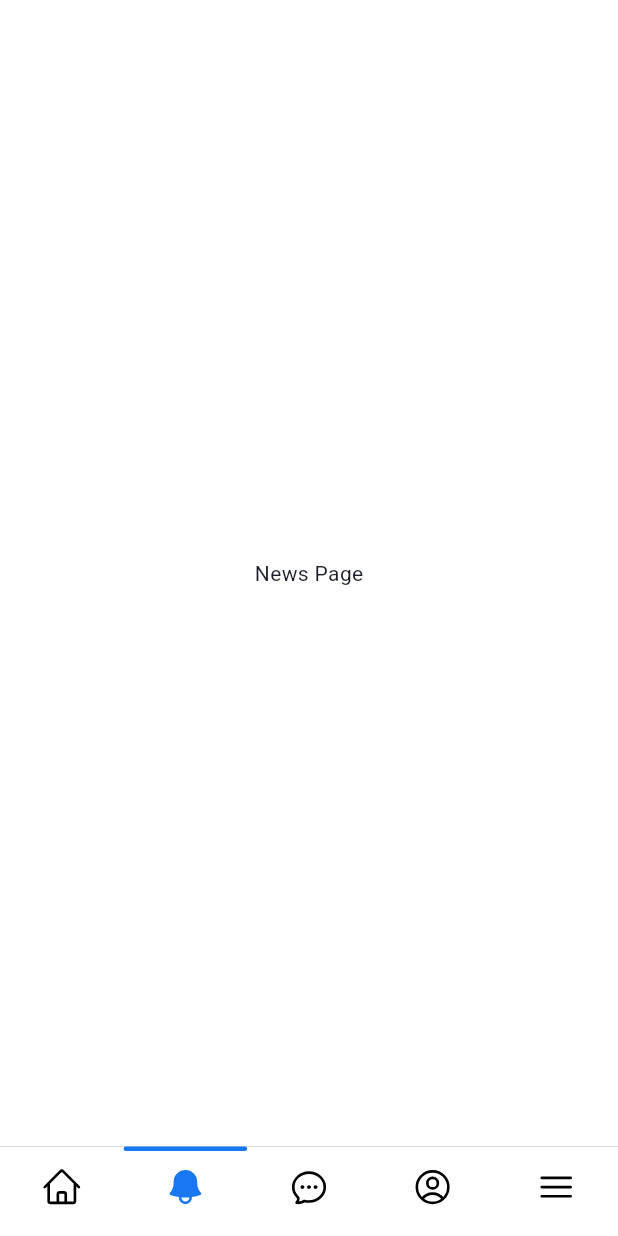
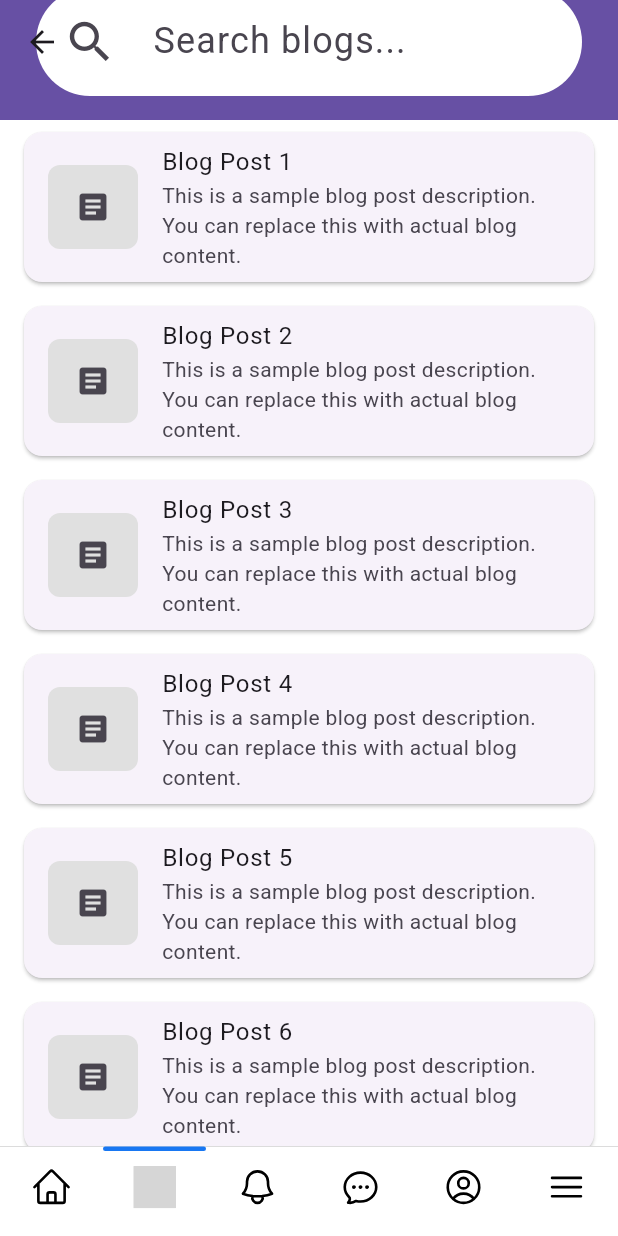
Before and after one commit to YB-TEAM/edu-review-hub, a Flutter app: the MainScreen screen opened by its route, item 2 of the bottom bar chosen, on a phone screen of 412 x 824 dp. Run offline on Flutter 3.47's test engine with Material 3 defaults, Android fonts, the phone set to English and light mode, and no system bars; drawn by our look-alikes of persistent_bottom_nav_bar_v2; our stand-ins replace dartz, dio, flutter_bloc, flutter_svg, get_it, like_button and 4 more; accounts and stored records are empty; network calls fail; statements that could not run were skipped; grey boxes are pictures that could not be loaded.

Commit message:
feat: update QuickStats widget icon, adjust like count in RecentReviews, add BlogPage, and include new SVG icon

```diff
--- /dev/null
+++ b/mobile/edu_review_mobile/lib/features/blog/presentation/pages/blog.page.dart
@@ -0,0 +1,73 @@
+import 'package:flutter/material.dart';
+
+class BlogPage extends StatelessWidget {
+  const BlogPage({super.key});
+
+  @override
+  Widget build(BuildContext context) {
+    return Scaffold(
+      body: CustomScrollView(
+        slivers: [
+          SliverAppBar(
+            floating: false,
+            pinned: true,
+            expandedHeight: 80.0,
+            flexibleSpace: FlexibleSpaceBar(
+              centerTitle: true,
+              title: Container(
+                padding: const EdgeInsets.symmetric(horizontal: 16.0),
+                width: double.infinity,
+                child: TextField(
+                  decoration: InputDecoration(
+                    hintText: 'Search blogs...',
+                    filled: true,
+                    fillColor: Colors.white,
+                    border: OutlineInputBorder(
+                      borderRadius: BorderRadius.circular(30.0),
+                      borderSide: BorderSide.none,
+                    ),
+                    prefixIcon: const Icon(Icons.search),
+                    contentPadding: const EdgeInsets.symmetric(
+                      horizontal: 20.0,
+                      vertical: 10.0,
+                    ),
+                  ),
+                ),
+              ),
+            ),
+            backgroundColor: Theme.of(context).primaryColor,
+          ),
+          // Content Area
+          SliverList(
+            delegate: SliverChildBuilderDelegate(
+              (BuildContext context, int index) {
+                return Card(
+                  margin: const EdgeInsets.symmetric(
+                    horizontal: 16.0,
+                    vertical: 8.0,
+                  ),
+                  child: ListTile(
+                    title: Text('Blog Post ${index + 1}'),
+                    subtitle: const Text(
+                      'This is a sample blog post description. You can replace this with actual blog content.',
+                    ),
+                    leading: ClipRRect(
+                      borderRadius: BorderRadius.circular(8.0),
+                      child: Container(
+                        width: 60,
+                        height: 60,
+                        color: Colors.grey[300],
+                        child: const Icon(Icons.article),
+                      ),
+                    ),
+                  ),
+                );
+              },
+              childCount: 20,
+            ),
+          ),
+        ],
+      ),
+    );
+  }
+}
--- a/mobile/edu_review_mobile/lib/features/dashboard/presentation/widgets/quick_stats.widget.dart
+++ b/mobile/edu_review_mobile/lib/features/dashboard/presentation/widgets/quick_stats.widget.dart
@@ -35,7 +35,7 @@ class QuickStats extends StatelessWidget {
               Expanded(
                 child: _buildStatCard(
                   context: context,
-                  icon: 'assets/icons/ic_community_active.svg',
+                  icon: 'assets/icons/ic_users.svg',
                   title: 'Students',
                   value: '45.2K',
                   color: AppColors.primaryGreen,
--- a/mobile/edu_review_mobile/lib/features/dashboard/presentation/widgets/recent_reviews.widget.dart
+++ b/mobile/edu_review_mobile/lib/features/dashboard/presentation/widgets/recent_reviews.widget.dart
@@ -82,7 +82,7 @@ class RecentReviews extends StatelessWidget {
                   time: review['time'] as String,
                   avatar: review['avatar'] as String,
                   imageUrl: review['image'] as String,
-                  likeCount: 5200,
+                  likeCount: 5299,
                   commentCount: 2200,
                   shareCount: 1300,
                 ),
--- a/mobile/edu_review_mobile/lib/features/main_screen.dart
+++ b/mobile/edu_review_mobile/lib/features/main_screen.dart
@@ -1,5 +1,6 @@
 // ignore_for_file: deprecated_member_use
 
+import 'package:edu_review_mobile/features/blog/presentation/pages/blog.page.dart';
 import 'package:edu_review_mobile/features/settings/presentation/pages/settings.page.dart';
 import 'package:flutter/material.dart';
 import 'package:edu_review_mobile/features/dashboard/presentation/pages/dashboard.page.dart';
@@ -50,6 +51,22 @@ class _MainScreenState extends State<MainScreen> {
         title: '',
         activeForegroundColor: AppColors.primaryBlue,
         inactiveForegroundColor: Colors.grey,
+      ),
+    ),
+    PersistentTabConfig(
+      screen: AnnotatedRegion<SystemUiOverlayStyle>(
+        value: SystemUiOverlayStyle.dark.copyWith(
+          statusBarColor: Colors.white,
+          statusBarIconBrightness: Brightness.dark,
+          statusBarBrightness: Brightness.light,
+        ),
+        child: const BlogPage(),
+      ),
+      item: ItemConfig(
+        icon: const Icon(Icons.newspaper),
+        title: '',
+        activeForegroundColor: AppColors.primaryBlue,
+        inactiveForegroundColor: AppColors.primaryGrey,
       ),
     ),
     PersistentTabConfig(
@@ -144,15 +161,18 @@ class _MainScreenState extends State<MainScreen> {
                     svgName = 'ic_home';
                     break;
                   case 1:
+                    svgName = 'ic_community';
+                    break;
+                  case 2:
                     svgName = 'ic_notifications';
                     break;
-                  case 2:
+                  case 3:
                     svgName = 'ic_chat';
                     break;
-                  case 3:
+                  case 4:
                     svgName = 'ic_user';
                     break;
-                  case 4:
+                  case 5:
                     svgName = 'ic_bar';
                     break;
                   default:
--- a/mobile/edu_review_mobile/pubspec.yaml
+++ b/mobile/edu_review_mobile/pubspec.yaml
@@ -72,6 +72,7 @@ flutter:
   - assets/icons/ic_chat_inactive.svg
   - assets/icons/ic_user_active.svg
   - assets/icons/ic_user_inactive.svg
+  - assets/icons/ic_users.svg
   - assets/icons/ic_bar_active.svg
   - assets/icons/ic_bar_inactive.svg
   - assets/icons/ic_search.svg
@@ -96,6 +97,7 @@ flutter:
   - assets/icons/ic_globe.svg
   - assets/icons/ic_city.svg
   - assets/icons/ic_cake.svg
+
 
   fonts:
     - family: Roboto-Thin
```
Also changed, not shown: mobile/edu_review_mobile/assets/icons/ic_users.svg (added).
